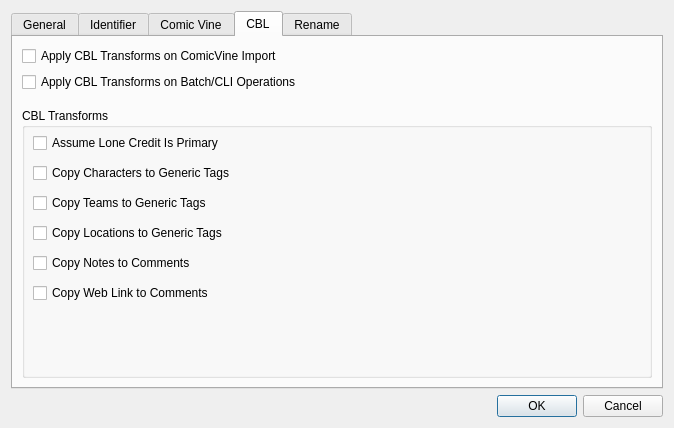
Before: the Qt Designer form settingswindow.ui in comictagger/comictagger, drawn with Qt 5.
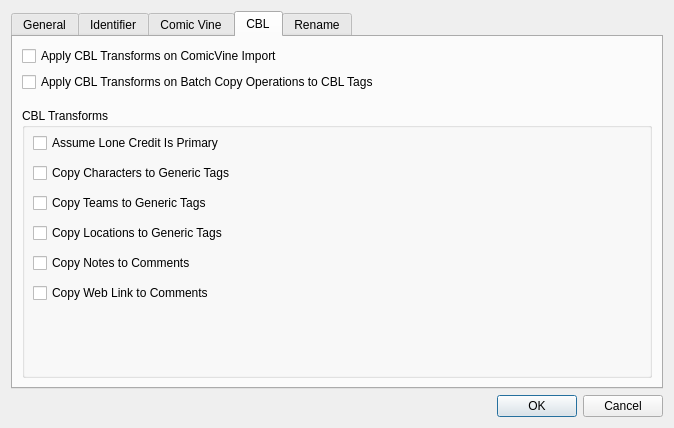
After: the same form once the commit is applied. The open tabs and pages were chosen to show the change.

What changed in the file:
```diff
--- a/settingswindow.ui
+++ b/settingswindow.ui
@@ -334,7 +334,7 @@
          <item row="1" column="0">
           <widget class="QCheckBox" name="cbxApplyCBLTransformOnBatchOperation">
            <property name="text">
-            <string>Apply CBL Transforms on Batch/CLI Operations</string>
+            <string>Apply CBL Transforms on Batch Copy Operations to CBL Tags</string>
            </property>
           </widget>
          </item>
```
